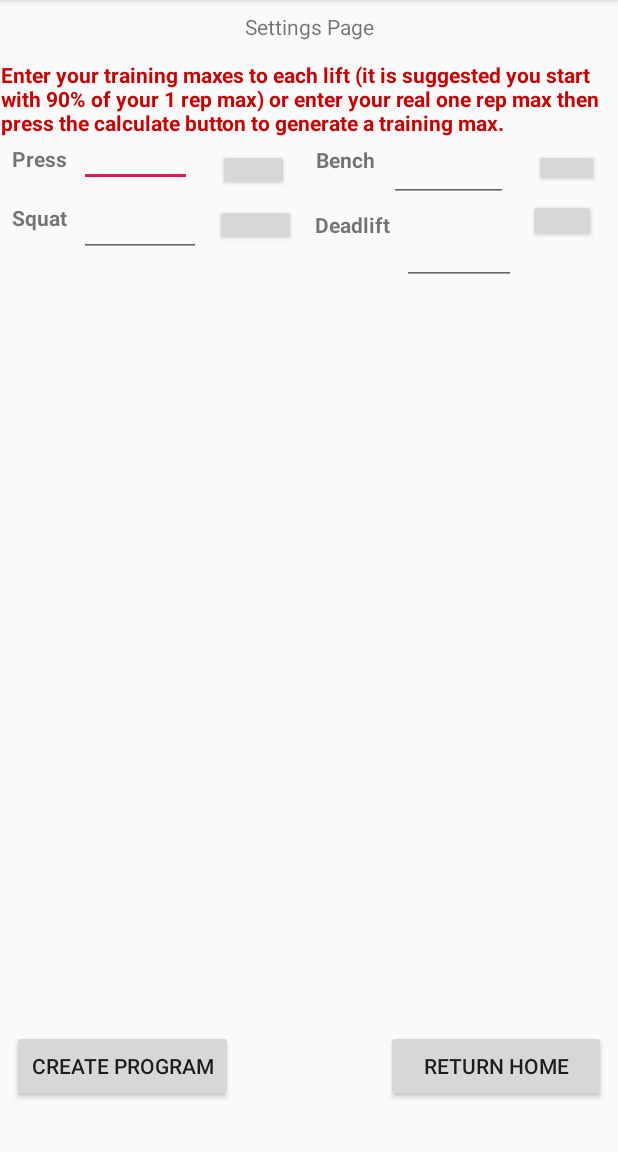
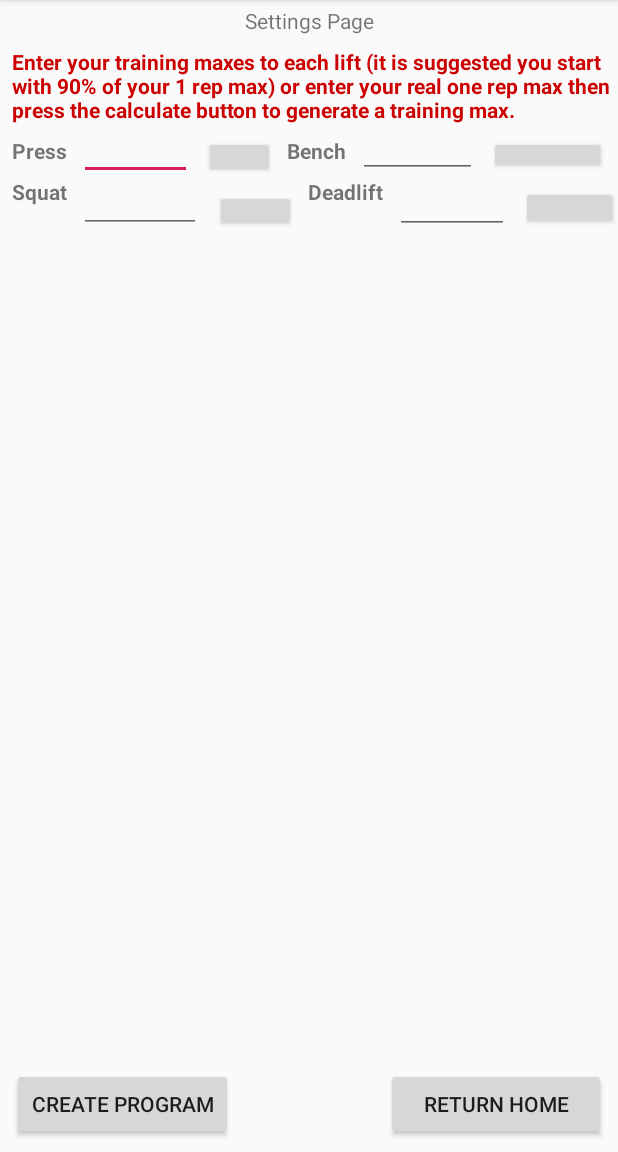
Before and after one commit to JacobPox/IronBeast, an Android app: the Settings screen opened directly, with no data from a screen before it, on a phone screen of 412 x 824 dp, the part 84-1236 px from its top. Run offline under Robolectric (Android 15) with nearby library versions, the phone set to English and light mode, and no system bars.

Commit message:
Fix constraint values

```diff
--- a/app/src/main/res/layout/activity_settings.xml
+++ b/app/src/main/res/layout/activity_settings.xml
@@ -11,41 +11,40 @@
         android:layout_width="0dp"
         android:layout_height="wrap_content"
         android:layout_marginStart="8dp"
-        android:layout_marginTop="8dp"
+        android:layout_marginLeft="8dp"
         android:layout_marginEnd="8dp"
+        android:layout_marginRight="8dp"
         android:layout_marginBottom="8dp"
         android:onClick="homeMenu"
         android:text="@string/homeButton"
         app:layout_constraintBottom_toBottomOf="parent"
         app:layout_constraintEnd_toEndOf="parent"
-        app:layout_constraintStart_toEndOf="@+id/settingsIntroTextView"
-        app:layout_constraintTop_toTopOf="parent"
-        app:layout_constraintVertical_bias="0.964" />
+        app:layout_constraintStart_toEndOf="@+id/settingsIntroTextView" />
 
     <Button
         android:id="@+id/calculateButton"
         android:layout_width="0dp"
         android:layout_height="wrap_content"
         android:layout_marginStart="8dp"
-        android:layout_marginTop="8dp"
+        android:layout_marginLeft="8dp"
         android:layout_marginEnd="8dp"
+        android:layout_marginRight="8dp"
         android:layout_marginBottom="8dp"
         android:onClick="programMenu"
         android:text="@string/calculateButton"
         app:layout_constraintBottom_toBottomOf="parent"
         app:layout_constraintEnd_toStartOf="@+id/settingsIntroTextView"
-        app:layout_constraintHorizontal_bias="0.0"
-        app:layout_constraintStart_toStartOf="parent"
-        app:layout_constraintTop_toTopOf="parent"
-        app:layout_constraintVertical_bias="0.964" />
+        app:layout_constraintStart_toStartOf="parent" />
 
     <TextView
         android:id="@+id/settingsIntroTextView"
         android:layout_width="wrap_content"
         android:layout_height="wrap_content"
         android:layout_marginStart="8dp"
-        android:layout_marginTop="8dp"
+        android:layout_marginLeft="8dp"
+        android:layout_marginTop="4dp"
         android:layout_marginEnd="8dp"
+        android:layout_marginRight="8dp"
         android:text="@string/settingsIntroTextView"
         app:layout_constraintEnd_toEndOf="parent"
         app:layout_constraintStart_toStartOf="parent"
@@ -53,23 +52,17 @@
 
     <TextView
         android:id="@+id/liftTextView"
-        android:layout_width="wrap_content"
+        android:layout_width="0dp"
         android:layout_height="wrap_content"
         android:layout_marginStart="8dp"
         android:layout_marginLeft="8dp"
-        android:layout_marginTop="40dp"
-        android:layout_marginEnd="8dp"
-        android:layout_marginRight="8dp"
-        android:layout_marginBottom="8dp"
+        android:layout_marginTop="8dp"
         android:text="@string/chooseLiftTextView"
         android:textColor="@android:color/holo_red_dark"
         android:textStyle="bold"
-        app:layout_constraintBottom_toBottomOf="parent"
-        app:layout_constraintEnd_toStartOf="@+id/settingsIntroTextView"
-        app:layout_constraintHorizontal_bias="0.03"
         app:layout_constraintStart_toStartOf="parent"
-        app:layout_constraintTop_toTopOf="parent"
-        app:layout_constraintVertical_bias="0.0" />
+        app:layout_constraintEnd_toEndOf="parent"
+        app:layout_constraintTop_toBottomOf="@+id/settingsIntroTextView" />
 
     <TextView
         android:id="@+id/pressMaxTextView"
@@ -77,18 +70,11 @@
         android:layout_height="wrap_content"
         android:layout_marginStart="8dp"
         android:layout_marginLeft="8dp"
-        android:layout_marginTop="4dp"
-        android:layout_marginEnd="8dp"
-        android:layout_marginRight="8dp"
-        android:layout_marginBottom="8dp"
+        android:layout_marginTop="8dp"
         android:text="@string/lift1TextView"
         android:textStyle="bold"
-        app:layout_constraintBottom_toBottomOf="parent"
-        app:layout_constraintEnd_toEndOf="parent"
-        app:layout_constraintHorizontal_bias="0.0"
         app:layout_constraintStart_toStartOf="parent"
-        app:layout_constraintTop_toBottomOf="@+id/liftTextView"
-        app:layout_constraintVertical_bias="0.001" />
+        app:layout_constraintTop_toBottomOf="@+id/liftTextView" />
 
     <TextView
         android:id="@+id/squatMaxTextView"
@@ -96,18 +82,11 @@
         android:layout_height="wrap_content"
         android:layout_marginStart="8dp"
         android:layout_marginLeft="8dp"
-        android:layout_marginTop="20dp"
-        android:layout_marginEnd="8dp"
-        android:layout_marginRight="8dp"
-        android:layout_marginBottom="8dp"
+        android:layout_marginTop="8dp"
         android:text="@string/lift2TextView"
         android:textStyle="bold"
-        app:layout_constraintBottom_toBottomOf="parent"
-        app:layout_constraintEnd_toEndOf="parent"
-        app:layout_constraintHorizontal_bias="0.0"
         app:layout_constraintStart_toStartOf="parent"
-        app:layout_constraintTop_toBottomOf="@+id/pressMaxTextView"
-        app:layout_constraintVertical_bias="0.0" />
+        app:layout_constraintTop_toBottomOf="@+id/pressMaxTextView" />
 
     <TextView
         android:id="@+id/benchMaxTextView"
@@ -115,17 +94,11 @@
         android:layout_height="wrap_content"
         android:layout_marginStart="8dp"
         android:layout_marginLeft="8dp"
-        android:layout_marginEnd="8dp"
-        android:layout_marginRight="8dp"
-        android:layout_marginBottom="8dp"
+        android:layout_marginTop="8dp"
         android:text="@string/lift3TextView"
         android:textStyle="bold"
-        app:layout_constraintBottom_toBottomOf="parent"
-        app:layout_constraintEnd_toEndOf="parent"
-        app:layout_constraintHorizontal_bias="0.569"
-        app:layout_constraintStart_toStartOf="parent"
-        app:layout_constraintTop_toBottomOf="@+id/liftTextView"
-        app:layout_constraintVertical_bias="0.008" />
+        app:layout_constraintStart_toEndOf="@+id/calculateTMButton"
+        app:layout_constraintTop_toBottomOf="@+id/liftTextView" />
 
     <TextView
         android:id="@+id/deadliftMaxTextView"
@@ -133,18 +106,11 @@
         android:layout_height="wrap_content"
         android:layout_marginStart="8dp"
         android:layout_marginLeft="8dp"
-        android:layout_marginTop="24dp"
-        android:layout_marginEnd="8dp"
-        android:layout_marginRight="8dp"
-        android:layout_marginBottom="8dp"
+        android:layout_marginTop="8dp"
         android:text="@string/lift4TextView"
         android:textStyle="bold"
-        app:layout_constraintBottom_toBottomOf="parent"
-        app:layout_constraintEnd_toEndOf="parent"
-        app:layout_constraintHorizontal_bias="0.583"
-        app:layout_constraintStart_toStartOf="parent"
-        app:layout_constraintTop_toBottomOf="@+id/benchMaxTextView"
-        app:layout_constraintVertical_bias="0.0" />
+        app:layout_constraintStart_toEndOf="@+id/calculateTM2Button"
+        app:layout_constraintTop_toBottomOf="@+id/benchMaxTextView" />
 
     <EditText
         android:id="@+id/lift1EditText"
@@ -152,19 +118,12 @@
         android:layout_height="29dp"
         android:layout_marginStart="8dp"
         android:layout_marginLeft="8dp"
-        android:layout_marginTop="4dp"
-        android:layout_marginEnd="8dp"
-        android:layout_marginRight="8dp"
-        android:layout_marginBottom="8dp"
+        android:layout_marginTop="8dp"
         android:autofillHints="numberDecimal"
         android:ems="10"
         android:inputType="numberDecimal"
-        app:layout_constraintBottom_toBottomOf="parent"
-        app:layout_constraintEnd_toEndOf="parent"
-        app:layout_constraintHorizontal_bias="0.0"
         app:layout_constraintStart_toEndOf="@+id/pressMaxTextView"
         app:layout_constraintTop_toBottomOf="@+id/liftTextView"
-        app:layout_constraintVertical_bias="0.0"
         tools:ignore="LabelFor" />
 
     <EditText
@@ -173,19 +132,12 @@
         android:layout_height="27dp"
         android:layout_marginStart="8dp"
         android:layout_marginLeft="8dp"
-        android:layout_marginTop="4dp"
-        android:layout_marginEnd="8dp"
-        android:layout_marginRight="8dp"
-        android:layout_marginBottom="8dp"
+        android:layout_marginTop="8dp"
         android:autofillHints="numberDecimal"
         android:ems="10"
         android:inputType="numberDecimal"
-        app:layout_constraintBottom_toBottomOf="parent"
-        app:layout_constraintEnd_toEndOf="parent"
-        app:layout_constraintHorizontal_bias="0.0"
         app:layout_constraintStart_toEndOf="@+id/squatMaxTextView"
         app:layout_constraintTop_toBottomOf="@+id/lift1EditText"
-        app:layout_constraintVertical_bias="0.025"
         tools:ignore="LabelFor" />
 
     <EditText
@@ -195,18 +147,11 @@
         android:layout_marginStart="8dp"
         android:layout_marginLeft="8dp"
         android:layout_marginTop="8dp"
-        android:layout_marginEnd="8dp"
-        android:layout_marginRight="8dp"
-        android:layout_marginBottom="616dp"
         android:autofillHints="numberDecimal"
         android:ems="10"
         android:inputType="numberDecimal"
-        app:layout_constraintBottom_toBottomOf="parent"
-        app:layout_constraintEnd_toEndOf="parent"
-        app:layout_constraintHorizontal_bias="0.015"
         app:layout_constraintStart_toEndOf="@+id/benchMaxTextView"
         app:layout_constraintTop_toBottomOf="@+id/liftTextView"
-        app:layout_constraintVertical_bias="0.285"
         tools:ignore="LabelFor" />
 
     <EditText
@@ -215,19 +160,12 @@
         android:layout_height="29dp"
         android:layout_marginStart="8dp"
         android:layout_marginLeft="8dp"
-        android:layout_marginTop="12dp"
-        android:layout_marginEnd="8dp"
-        android:layout_marginRight="8dp"
-        android:layout_marginBottom="8dp"
+        android:layout_marginTop="8dp"
         android:autofillHints="numberDecimal"
         android:ems="10"
         android:inputType="numberDecimal"
-        app:layout_constraintBottom_toBottomOf="parent"
-        app:layout_constraintEnd_toEndOf="parent"
-        app:layout_constraintHorizontal_bias="0.0"
         app:layout_constraintStart_toEndOf="@+id/deadliftMaxTextView"
         app:layout_constraintTop_toBottomOf="@+id/lift3EditText"
-        app:layout_constraintVertical_bias="0.024"
         tools:ignore="LabelFor" />
 
     <Button
@@ -237,66 +175,42 @@
         android:layout_marginStart="8dp"
         android:layout_marginLeft="8dp"
         android:layout_marginTop="8dp"
-        android:layout_marginEnd="8dp"
-        android:layout_marginRight="8dp"
-        android:layout_marginBottom="8dp"
         android:onClick="calculatePressTM"
-        app:layout_constraintBottom_toBottomOf="parent"
-        app:layout_constraintEnd_toStartOf="@+id/benchMaxTextView"
-        app:layout_constraintHorizontal_bias="0.485"
         app:layout_constraintStart_toEndOf="@+id/lift1EditText"
-        app:layout_constraintTop_toBottomOf="@+id/liftTextView"
-        app:layout_constraintVertical_bias="0.0" />
+        app:layout_constraintTop_toBottomOf="@+id/liftTextView" />
 
     <Button
         android:id="@+id/calculateTM2Button"
         android:layout_width="54dp"
         android:layout_height="28dp"
-        android:layout_marginStart="8dp"
-        android:layout_marginLeft="8dp"
+        android:layout_marginStart="9dp"
+        android:layout_marginLeft="9dp"
         android:layout_marginTop="8dp"
-        android:layout_marginEnd="8dp"
-        android:layout_marginRight="8dp"
-        android:layout_marginBottom="8dp"
-        app:layout_constraintBottom_toBottomOf="parent"
-        app:layout_constraintEnd_toStartOf="@+id/deadliftMaxTextView"
-        app:layout_constraintHorizontal_bias="0.217"
         app:layout_constraintStart_toEndOf="@+id/lift2EditText"
-        app:layout_constraintTop_toBottomOf="@+id/calculateTMButton"
-        app:layout_constraintVertical_bias="0.001" />
+        app:layout_constraintTop_toBottomOf="@+id/calculateTMButton" />
 
     <Button
         android:id="@+id/calculateTM3Button"
-        android:layout_width="43dp"
+        android:layout_width="0dp"
         android:layout_height="25dp"
         android:layout_marginStart="8dp"
         android:layout_marginLeft="8dp"
         android:layout_marginTop="8dp"
         android:layout_marginEnd="8dp"
         android:layout_marginRight="8dp"
-        android:layout_marginBottom="8dp"
-        app:layout_constraintBottom_toBottomOf="parent"
         app:layout_constraintEnd_toEndOf="parent"
-        app:layout_constraintHorizontal_bias="0.666"
         app:layout_constraintStart_toEndOf="@+id/lift3EditText"
-        app:layout_constraintTop_toBottomOf="@+id/liftTextView"
-        app:layout_constraintVertical_bias="0.0" />
+        app:layout_constraintTop_toBottomOf="@+id/liftTextView" />
 
     <Button
         android:id="@+id/calculateTM4Button"
-        android:layout_width="45dp"
+        android:layout_width="0dp"
         android:layout_height="29dp"
         android:layout_marginStart="8dp"
         android:layout_marginLeft="8dp"
         android:layout_marginTop="8dp"
-        android:layout_marginEnd="8dp"
-        android:layout_marginRight="8dp"
-        android:layout_marginBottom="8dp"
-        app:layout_constraintBottom_toBottomOf="parent"
-        app:layout_constraintEnd_toEndOf="parent"
-        app:layout_constraintHorizontal_bias="0.0"
         app:layout_constraintStart_toEndOf="@+id/lift4EditText"
         app:layout_constraintTop_toBottomOf="@+id/calculateTM3Button"
-        app:layout_constraintVertical_bias="0.0" />
+        app:layout_constraintEnd_toEndOf="parent"/>
 
 </android.support.constraint.ConstraintLayout>
```
